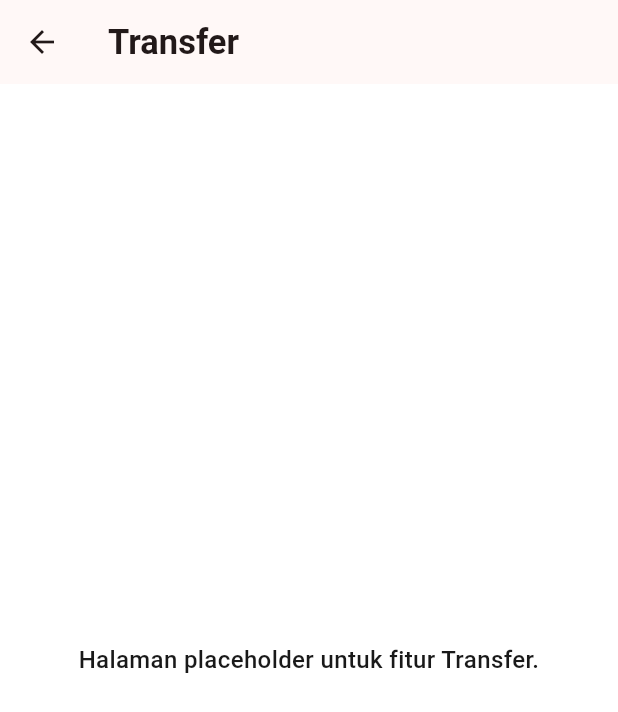
After one commit to harrymx1/Capstone-Project-B1-Kelompok-2-2026, a Flutter app: the screen it shows after launch, after a tap on "Login", after a tap on "Transfer", on a phone screen of 412 x 824 dp. The commit adds this screen. Shown: the top 712 px of the screen. Run offline on Flutter 3.47's test engine with Material 3 defaults, Android fonts, the phone set to English and light mode, and no system bars.

Commit message:
update home page

```diff
--- a/lib/app/mobile_banking_app.dart
+++ b/lib/app/mobile_banking_app.dart
@@ -7,7 +7,12 @@ import '../features/auth/pages/login_page.dart';
 import '../features/auth/pages/reset_success_page.dart';
 import '../features/auth/pages/sign_up_page.dart';
 import '../features/auth/pages/verification_code_page.dart';
+import '../features/home/pages/bills_top_up_page.dart';
+import '../features/home/pages/cardless_page.dart';
 import '../features/home/pages/home_page.dart';
+import '../features/home/pages/investment_page.dart';
+import '../features/home/pages/more_services_page.dart';
+import '../features/home/pages/transfer_page.dart';
 
 class MobileBankingApp extends StatelessWidget {
   const MobileBankingApp({super.key});
@@ -27,6 +32,11 @@ class MobileBankingApp extends StatelessWidget {
         ChangePasswordPage.routeName: (_) => const ChangePasswordPage(),
         ResetSuccessPage.routeName: (_) => const ResetSuccessPage(),
         HomePage.routeName: (_) => const HomePage(),
+        TransferPage.routeName: (_) => const TransferPage(),
+        BillsTopUpPage.routeName: (_) => const BillsTopUpPage(),
+        CardlessPage.routeName: (_) => const CardlessPage(),
+        InvestmentPage.routeName: (_) => const InvestmentPage(),
+        MoreServicesPage.routeName: (_) => const MoreServicesPage(),
       },
     );
   }
--- /dev/null
+++ b/lib/features/home/pages/bills_top_up_page.dart
@@ -0,0 +1,42 @@
+import 'package:flutter/material.dart';
+
+class BillsTopUpPage extends StatelessWidget {
+  const BillsTopUpPage({super.key});
+
+  static const String routeName = '/bills-top-up';
+
+  @override
+  Widget build(BuildContext context) {
+    return const _FeaturePlaceholderScaffold(
+      title: 'Bills & Top Up',
+      message: 'Halaman placeholder untuk fitur Bills & Top Up.',
+    );
+  }
+}
+
+class _FeaturePlaceholderScaffold extends StatelessWidget {
+  const _FeaturePlaceholderScaffold({
+    required this.title,
+    required this.message,
+  });
+
+  final String title;
+  final String message;
+
+  @override
+  Widget build(BuildContext context) {
+    return Scaffold(
+      appBar: AppBar(title: Text(title)),
+      body: Center(
+        child: Padding(
+          padding: const EdgeInsets.all(24),
+          child: Text(
+            message,
+            textAlign: TextAlign.center,
+            style: const TextStyle(fontSize: 16, fontWeight: FontWeight.w500),
+          ),
+        ),
+      ),
+    );
+  }
+}
--- /dev/null
+++ b/lib/features/home/pages/cardless_page.dart
@@ -0,0 +1,42 @@
+import 'package:flutter/material.dart';
+
+class CardlessPage extends StatelessWidget {
+  const CardlessPage({super.key});
+
+  static const String routeName = '/cardless';
+
+  @override
+  Widget build(BuildContext context) {
+    return const _FeaturePlaceholderScaffold(
+      title: 'Cardless',
+      message: 'Halaman placeholder untuk fitur Cardless.',
+    );
+  }
+}
+
+class _FeaturePlaceholderScaffold extends StatelessWidget {
+  const _FeaturePlaceholderScaffold({
+    required this.title,
+    required this.message,
+  });
+
+  final String title;
+  final String message;
+
+  @override
+  Widget build(BuildContext context) {
+    return Scaffold(
+      appBar: AppBar(title: Text(title)),
+      body: Center(
+        child: Padding(
+          padding: const EdgeInsets.all(24),
+          child: Text(
+            message,
+            textAlign: TextAlign.center,
+            style: const TextStyle(fontSize: 16, fontWeight: FontWeight.w500),
+          ),
+        ),
+      ),
+    );
+  }
+}
--- a/lib/features/home/pages/home_page.dart
+++ b/lib/features/home/pages/home_page.dart
@@ -1,6 +1,11 @@
 import 'package:flutter/material.dart';
 
 import '../../../core/app_colors.dart';
+import 'bills_top_up_page.dart';
+import 'cardless_page.dart';
+import 'investment_page.dart';
+import 'more_services_page.dart';
+import 'transfer_page.dart';
 
 class HomePage extends StatelessWidget {
   const HomePage({super.key});
@@ -192,20 +197,31 @@ class _ShortcutSection extends StatelessWidget {
           crossAxisSpacing: 18,
           childAspectRatio: 0.82,
           children: const [
-            _ShortcutItem(icon: Icons.send_outlined, label: 'Transfer'),
+            _ShortcutItem(
+              icon: Icons.send_outlined,
+              label: 'Transfer',
+              routeName: TransferPage.routeName,
+            ),
             _ShortcutItem(
               icon: Icons.receipt_long_outlined,
               label: 'Bills &\nTop Up',
+              routeName: BillsTopUpPage.routeName,
             ),
-            _ShortcutItem(icon: Icons.money_outlined, label: 'Cardless'),
+            _ShortcutItem(
+              icon: Icons.money_outlined,
+              label: 'Cardless',
+              routeName: CardlessPage.routeName,
+            ),
             SizedBox.shrink(),
             _ShortcutItem(
               icon: Icons.account_balance_wallet_outlined,
               label: 'Investment',
+              routeName: InvestmentPage.routeName,
             ),
             _ShortcutItem(
               icon: Icons.more_horiz_rounded,
               label: 'Lainnya',
+              routeName: MoreServicesPage.routeName,
               muted: true,
             ),
           ],
@@ -250,16 +266,24 @@ class _ShortcutItem extends StatelessWidget {
   const _ShortcutItem({
     required this.icon,
     required this.label,
+    required this.routeName,
     this.muted = false,
   });
 
   final IconData icon;
   final String label;
+  final String routeName;
   final bool muted;
 
   @override
   Widget build(BuildContext context) {
-    return Column(
+    return Semantics(
+      button: true,
+      label: label.replaceAll('\n', ' '),
+      child: InkWell(
+        borderRadius: BorderRadius.circular(12),
+        onTap: () => Navigator.pushNamed(context, routeName),
+        child: Column(
           children: [
             Container(
               width: 56,
@@ -289,6 +313,8 @@ class _ShortcutItem extends StatelessWidget {
               ),
             ),
           ],
+        ),
+      ),
     );
   }
 }
--- /dev/null
+++ b/lib/features/home/pages/investment_page.dart
@@ -0,0 +1,42 @@
+import 'package:flutter/material.dart';
+
+class InvestmentPage extends StatelessWidget {
+  const InvestmentPage({super.key});
+
+  static const String routeName = '/investment';
+
+  @override
+  Widget build(BuildContext context) {
+    return const _FeaturePlaceholderScaffold(
+      title: 'Investment',
+      message: 'Halaman placeholder untuk fitur Investment.',
+    );
+  }
+}
+
+class _FeaturePlaceholderScaffold extends StatelessWidget {
+  const _FeaturePlaceholderScaffold({
+    required this.title,
+    required this.message,
+  });
+
+  final String title;
+  final String message;
+
+  @override
+  Widget build(BuildContext context) {
+    return Scaffold(
+      appBar: AppBar(title: Text(title)),
+      body: Center(
+        child: Padding(
+          padding: const EdgeInsets.all(24),
+          child: Text(
+            message,
+            textAlign: TextAlign.center,
+            style: const TextStyle(fontSize: 16, fontWeight: FontWeight.w500),
+          ),
+        ),
+      ),
+    );
+  }
+}
--- /dev/null
+++ b/lib/features/home/pages/more_services_page.dart
@@ -0,0 +1,42 @@
+import 'package:flutter/material.dart';
+
+class MoreServicesPage extends StatelessWidget {
+  const MoreServicesPage({super.key});
+
+  static const String routeName = '/more-services';
+
+  @override
+  Widget build(BuildContext context) {
+    return const _FeaturePlaceholderScaffold(
+      title: 'Lainnya',
+      message: 'Halaman placeholder untuk fitur Lainnya.',
+    );
+  }
+}
+
+class _FeaturePlaceholderScaffold extends StatelessWidget {
+  const _FeaturePlaceholderScaffold({
+    required this.title,
+    required this.message,
+  });
+
+  final String title;
+  final String message;
+
+  @override
+  Widget build(BuildContext context) {
+    return Scaffold(
+      appBar: AppBar(title: Text(title)),
+      body: Center(
+        child: Padding(
+          padding: const EdgeInsets.all(24),
+          child: Text(
+            message,
+            textAlign: TextAlign.center,
+            style: const TextStyle(fontSize: 16, fontWeight: FontWeight.w500),
+          ),
+        ),
+      ),
+    );
+  }
+}
--- /dev/null
+++ b/lib/features/home/pages/transfer_page.dart
@@ -0,0 +1,42 @@
+import 'package:flutter/material.dart';
+
+class TransferPage extends StatelessWidget {
+  const TransferPage({super.key});
+
+  static const String routeName = '/transfer';
+
+  @override
+  Widget build(BuildContext context) {
+    return const _FeaturePlaceholderScaffold(
+      title: 'Transfer',
+      message: 'Halaman placeholder untuk fitur Transfer.',
+    );
+  }
+}
+
+class _FeaturePlaceholderScaffold extends StatelessWidget {
+  const _FeaturePlaceholderScaffold({
+    required this.title,
+    required this.message,
+  });
+
+  final String title;
+  final String message;
+
+  @override
+  Widget build(BuildContext context) {
+    return Scaffold(
+      appBar: AppBar(title: Text(title)),
+      body: Center(
+        child: Padding(
+          padding: const EdgeInsets.all(24),
+          child: Text(
+            message,
+            textAlign: TextAlign.center,
+            style: const TextStyle(fontSize: 16, fontWeight: FontWeight.w500),
+          ),
+        ),
+      ),
+    );
+  }
+}
```
Lines whose indentation alone changed are shown as unchanged.
